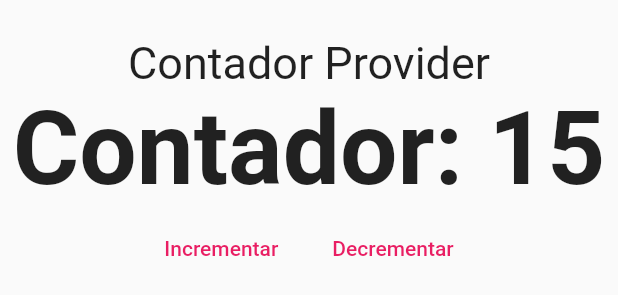
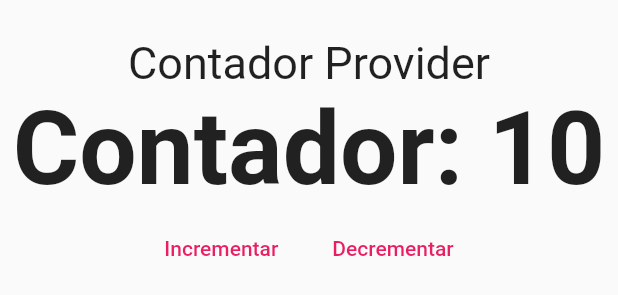
Before and after one commit to JosueHernandezR/flutter_web, a Flutter app: the _TableDesktopMenu widget shown alone on an empty page, opened directly, after a tap on "Contador con provider", on a phone screen of 412 x 824 dp. Shown: the part 588-883 px from the top of the screen. Run offline on Flutter 3.47's test engine with Material 2 defaults, Android fonts, the light colour scheme and no system bars; our stand-ins replace fluro, get_it.

Commit message:
Leyendo query params

```diff
--- a/bases_web/lib/providers/counter_provider.dart
+++ b/bases_web/lib/providers/counter_provider.dart
@@ -2,6 +2,12 @@ import 'package:flutter/cupertino.dart';
 
 class CounterProvider extends ChangeNotifier {
   int _counter = 15;
+
+  CounterProvider(String base) {
+    if (int.tryParse(base) != null) {
+      this._counter = int.parse(base);
+    }
+  }
 
   get counter => this._counter;
 
--- a/bases_web/lib/router/route_generator.dart
+++ b/bases_web/lib/router/route_generator.dart
@@ -11,7 +11,7 @@
 //       case '/stateful':
 //         return _fadeRoute(CounterView(base: '5'), '/stateful');
 //       case '/provider':
-//         return _fadeRoute(CounterProviderView(), '/provider');
+//         return _fadeRoute(CounterProviderView( base: '5'), '/provider');
 
 //       default:
 //         return _fadeRoute(View404(), '/404');
--- a/bases_web/lib/router/router.dart
+++ b/bases_web/lib/router/router.dart
@@ -41,7 +41,9 @@ class Flurorouter {
     },
   );
   static Handler _counterProviderHandler = Handler(
-    handlerFunc: (context, params) => CounterProviderView(),
+    handlerFunc: (context, params) {
+      return CounterProviderView(base: params['q']?[0] ?? '10');
+    },
   );
   static Handler _pageNotFound = Handler(
     handlerFunc: (_, __) => View404(),
--- a/bases_web/lib/ui/pages/counter_provider_page.dart
+++ b/bases_web/lib/ui/pages/counter_provider_page.dart
@@ -10,7 +10,7 @@ class CounterProviderPage extends StatelessWidget {
   @override
   Widget build(BuildContext context) {
     return ChangeNotifierProvider(
-      create: (_) => CounterProvider(),
+      create: (_) => CounterProvider('5'),
       child: _CounterProviderPageBody(),
     );
   }
--- a/bases_web/lib/ui/shared/custom_app_menu.dart
+++ b/bases_web/lib/ui/shared/custom_app_menu.dart
@@ -63,6 +63,13 @@ class _TableDesktopMenu extends StatelessWidget {
                 locator<NavigationService>().navigateTo('/stateful/100'),
             color: Colors.black,
           ),
+          CustomFlatButton(
+            text: 'Provider 200',
+            // onPressed: () => Navigator.pushNamed(context, '/stateful'),
+            onPressed: () =>
+                locator<NavigationService>().navigateTo('/provider?q=200'),
+            color: Colors.black,
+          ),
         ],
       ),
     );
--- a/bases_web/lib/ui/views/counter_provider_view.dart
+++ b/bases_web/lib/ui/views/counter_provider_view.dart
@@ -5,12 +5,16 @@ import 'package:bases_web/ui/shared/custom_app_menu.dart';
 import 'package:bases_web/ui/shared/custom_flat_button.dart';
 
 class CounterProviderView extends StatelessWidget {
-  //const CountperProviderPage({Key key}) : super(key: key);
+  final String base;
+  const CounterProviderView({
+    Key? key,
+    required this.base,
+  }) : super(key: key);
 
   @override
   Widget build(BuildContext context) {
     return ChangeNotifierProvider(
-      create: (_) => CounterProvider(),
+      create: (_) => CounterProvider(this.base),
       child: _CounterProviderViewBody(),
     );
   }
```
